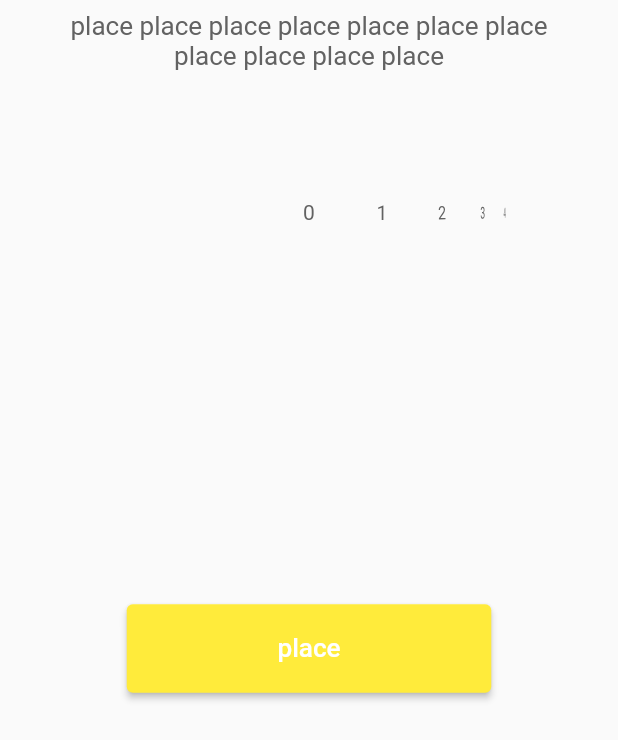
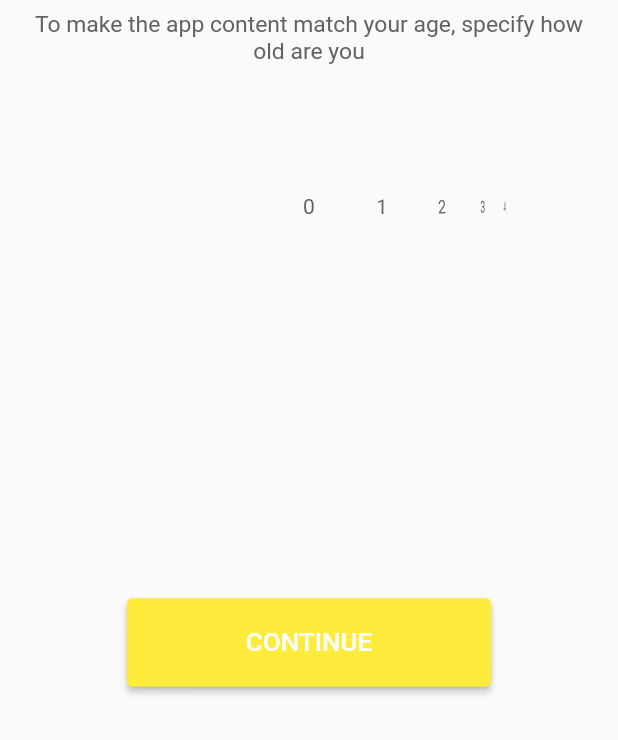
Before and after one commit to haonguyen3817884/StoreProject, a Flutter app: the AgeInputPlace widget shown alone on an empty page, opened directly, on a phone screen of 412 x 824 dp. Shown: the top 740 px of the screen. Run offline on Flutter 3.47's test engine with Material 2 defaults, Android fonts, the light colour scheme and no system bars; drawn by our look-alikes of wheel_chooser; our stand-ins replace get, get_storage; missing offline and left inert: loadany, shrink_sidemenu; accounts and stored records are empty; network calls fail; Roboto replaces fonts that are missing (SF Pro Display).

Commit message:
work on contents and category scrolling in files

```diff
--- a/lib/screens/confirmScreen/confirm_screen.dart
+++ b/lib/screens/confirmScreen/confirm_screen.dart
@@ -25,7 +25,7 @@ class ConfirmScreen extends GetView<ConfirmScreenController> {
                 const SystemUiOverlayStyle(statusBarColor: Colors.transparent),
             backgroundColor: Colors.transparent),
         body: Center(
-            child: SizedBox(
+            child: Container(
                 child: Column(
                     children: <Widget>[
                       controller.getTitle(),
@@ -37,14 +37,15 @@ class ConfirmScreen extends GetView<ConfirmScreenController> {
                               const EdgeInsets.only(top: 27.4, bottom: 27.4),
                           width: 274.0),
                       Button(
-                          text: "place",
+                          text: "Continue",
                           buttonAction: () {
                             controller.getAction();
                           })
                     ],
                     crossAxisAlignment: CrossAxisAlignment.start,
-                    mainAxisAlignment: MainAxisAlignment.center),
-                width: 274.0)),
+                    mainAxisAlignment: MainAxisAlignment.start),
+                width: 274.0,
+                margin: EdgeInsets.only(top: 74.0))),
         backgroundColor: Colors.black);
   }
 }
--- a/lib/widgets/age_input_place.dart
+++ b/lib/widgets/age_input_place.dart
@@ -16,10 +16,10 @@ class AgeInputPlace extends GetView<AgeScreenController> {
     return Column(children: <Widget>[
       Container(
           child: const TextSimple(
-              textValue: "place place place place place place place"),
+              textValue: "To make the app content match your age, specify how"),
           margin: const EdgeInsets.only(top: 7.4, bottom: 0)),
       Container(
-          child: const TextSimple(textValue: "place place place place"),
+          child: const TextSimple(textValue: "old are you"),
           margin: const EdgeInsets.only(top: 0, bottom: 7.4)),
       Obx(() {
         return WheelChooser.integer(
@@ -39,14 +39,16 @@ class AgeInputPlace extends GetView<AgeScreenController> {
       }),
       const SizedBox(height: 174.0),
       Button(
-          text: "place",
+          text: "CONTINUE",
           buttonAction: () {
             controller.placeIn(RouteName.confirmPlace, data: {
-              "title": "place place place place place",
+              "title":
+                  "Allow access to your identifier for tracking and get rid of useless ads",
               "texts": [
-                "place place place place",
-                "place place place place place",
-                "place place place place"
+                "Many people doesn't love ads. But intrusive and useless ads irritates much stronger",
+                "Not a long ago Apple had changed their policies to boost up user control over information about their interests privacy",
+                "This information is analyzed and applied when forming advertisments. As you know this process is called tracking. Tracking allows ad SDK to select ads with goods and services that might be interesting to you.",
+                "Privacy is matters. Regardless of your choice, we still respect you"
               ],
               "action": () {
                 final ageController = Get.put(AgeScreenController());
--- a/lib/widgets/age_text_place.dart
+++ b/lib/widgets/age_text_place.dart
@@ -14,40 +14,40 @@ class AgeTextPlace extends GetView<AgeScreenController> {
   Widget build(BuildContext context) {
     return Column(children: <Widget>[
       Container(
-          child: const TextSimple(textValue: "place"),
+          child: const TextSimple(textValue: "Your device"),
           margin: const EdgeInsets.only(top: 15, bottom: 15)),
       Container(
           child: const TextSimple(
-              textValue: "place",
+              textValue: "Iphone 12",
               textFontWeight: FontWeight.w500,
               textColor: Color(0xFFFFFFFF),
               textFontSize: 27.4),
           margin: const EdgeInsets.only(top: 15, bottom: 15)),
       Container(
-          child: const TextSimple(textValue: "place place"),
+          child: const TextSimple(textValue: "All wallpapers"),
           margin: const EdgeInsets.only(top: 15, bottom: 0)),
       const SizedBox(
-          child: TextSimple(textValue: "place place place place place")),
+          child: TextSimple(textValue: "are adapted to your screen")),
       const SizedBox(height: 74.0),
       Button(
-          text: "place",
+          text: "CONTINUE",
           buttonAction: () {
             controller.updateIsText();
           }),
       Container(
-          child: const TextSimple(textValue: "place place place place"),
+          child: const TextSimple(textValue: "Running the application"),
           margin: const EdgeInsets.only(top: 15, bottom: 0)),
       const TextManyStyles(textValues: [
         {
-          "text": "place place",
+          "text": "I agree to",
           "style":
-              TextStyle(color: Color.fromARGB(255, 98, 98, 98), fontSize: 17.4)
+              TextStyle(color: Color.fromARGB(255, 98, 98, 98), fontSize: 15.3)
         },
         {
-          "text": "place place place place place",
+          "text": "the terms of the user agreement",
           "style": TextStyle(
               color: Color.fromARGB(255, 98, 98, 98),
-              fontSize: 17.4,
+              fontSize: 15.3,
               decoration: TextDecoration.underline)
         }
       ])
--- a/lib/widgets/text_simple.dart
+++ b/lib/widgets/text_simple.dart
@@ -4,7 +4,7 @@ class TextSimple extends StatelessWidget {
   const TextSimple(
       {Key? key,
       required this.textValue,
-      this.textFontSize = 17.4,
+      this.textFontSize = 15.3,
       this.textFontWeight = FontWeight.normal,
       this.textFontFamily = "SF Pro Display",
       this.textColor = const Color.fromARGB(255, 98, 98, 98),
```
Also changed, not shown: lib/models/category.dart (+13 -0 lines), lib/screens/ageScreen/age_screen.dart (+6 -2 lines), lib/screens/placeScreen/place_screen.dart (+25 -9 lines), lib/screens/placeScreen/place_screen_controller.dart (+49 -1 lines), lib/widgets/place_item.dart (+29 -12 lines), lib/widgets/place_menu.dart (+1 -47 lines).
